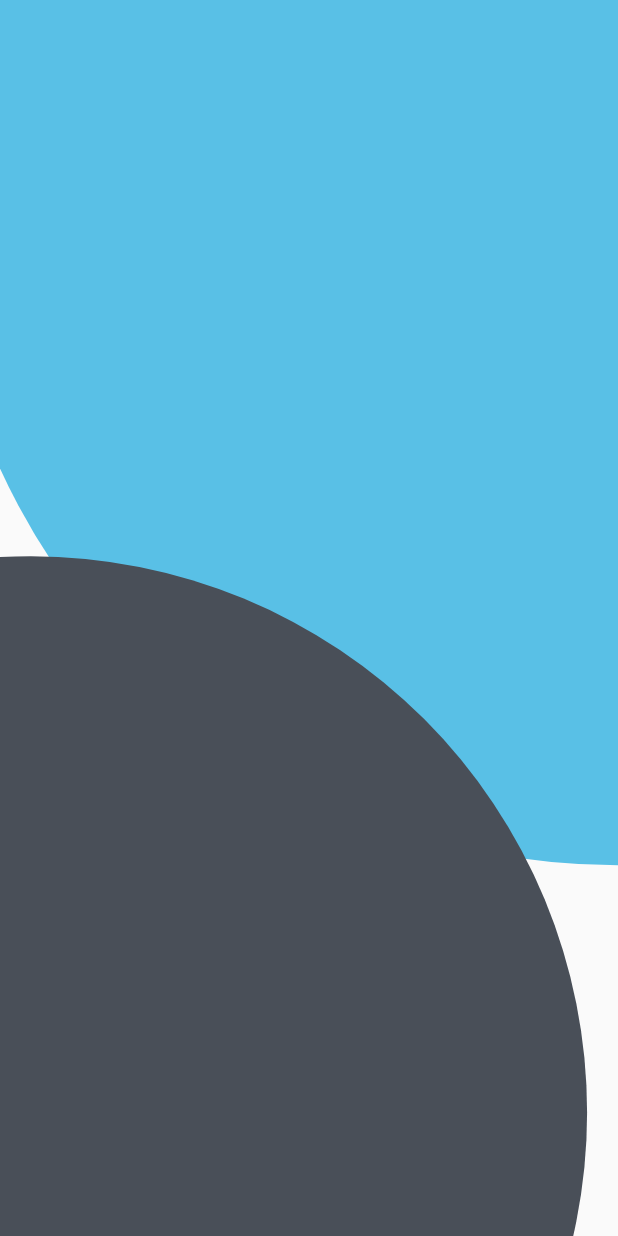
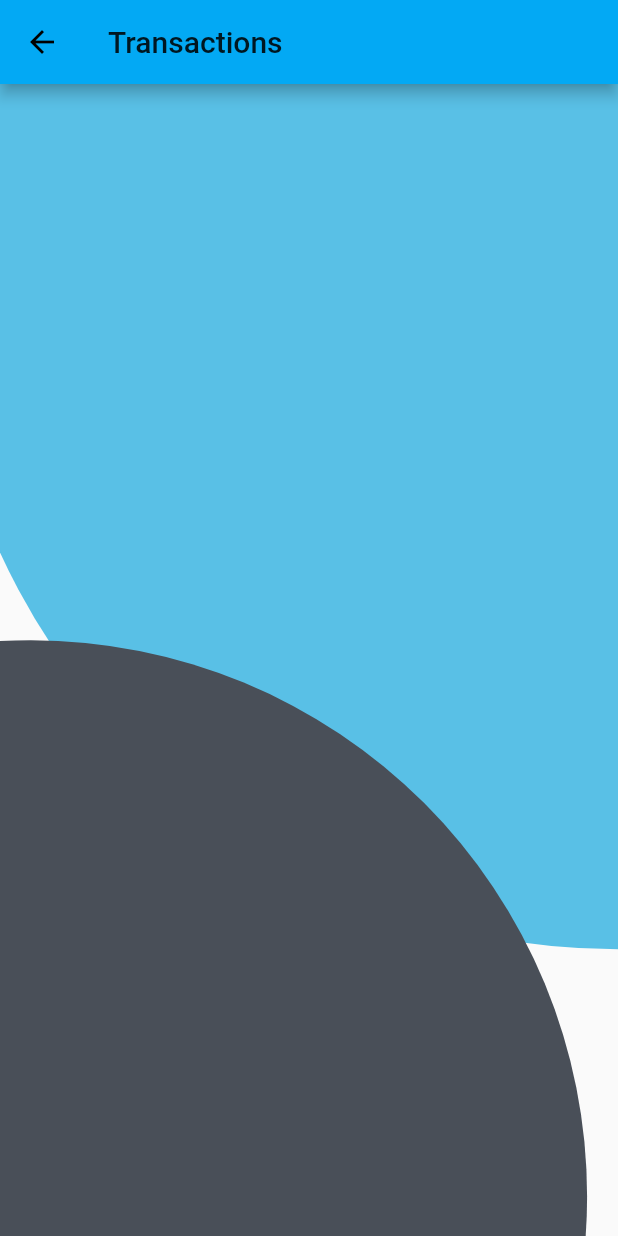
Before and after one commit to jovincia/wallet, a Flutter app: the TransactionsPage screen opened directly, on a phone screen of 412 x 824 dp. Run offline on Flutter 3.47's test engine with Material 2 defaults, Android fonts, the phone set to English and light mode, and no system bars; our stand-ins replace cached_network_image.

Commit message:
transaction

```diff
--- a/lib/SignUp.dart
+++ b/lib/SignUp.dart
@@ -176,7 +176,8 @@ class _SignUpPageState  extends State <SignUpPage> {
                                        Navigator.of(context).push(
                                                   MaterialPageRoute(builder:(_)=> Home())
                                          );
-                                              }),
+                                              }
+                                   ),
                                   ),
                               ),
                                     ),
--- a/lib/Transactions.dart
+++ b/lib/Transactions.dart
@@ -27,10 +27,29 @@ MediaQueryData queryData;
   Widget build(BuildContext context) {
 Size size = MediaQuery.of(context).size;
     queryData=MediaQuery.of(context);
+    Padding(
+   padding: EdgeInsets.all(queryData.size.width*0.07),
+      child: Column(
+        children:<Widget> [
+          TextField(
+            decoration:InputDecoration(
+              labelText: ""
+            )
+          )
+
+        ],
+
+      ),
+      );
+
     return Scaffold(
+      appBar: AppBar (
+        title: Text('Transactions'),
+      ),
       body: Container(
         height: queryData.size.height,
-        child: Stack(
+        child:
+            Stack(
             children: [
               CustomPaint(
                 painter: Painter(),
@@ -39,7 +58,5 @@ Size size = MediaQuery.of(context).size;
             ]),
        ),
      );
-
-
   }
   }
```
Also changed, not shown: lib/AddTransactions.dart (added, +43 -0 lines), lib/Card.dart (added, +64 -0 lines), lib/Secondhome.dart (+2 -5 lines), lib/Screen/View.dart (added). Lines whose indentation alone changed are shown as unchanged.
